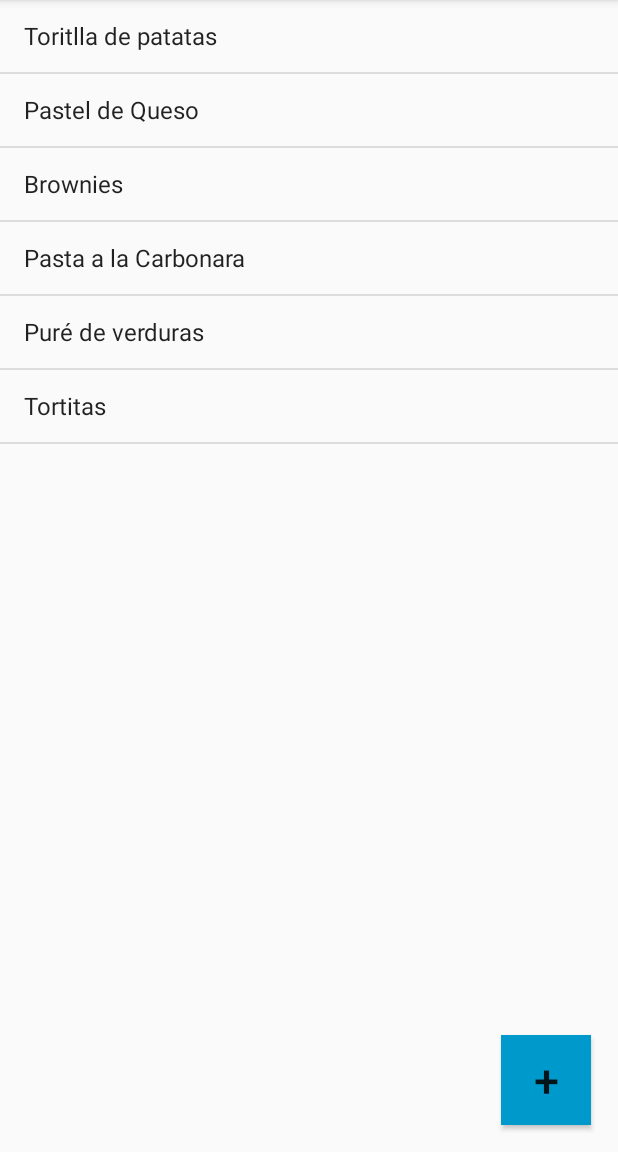
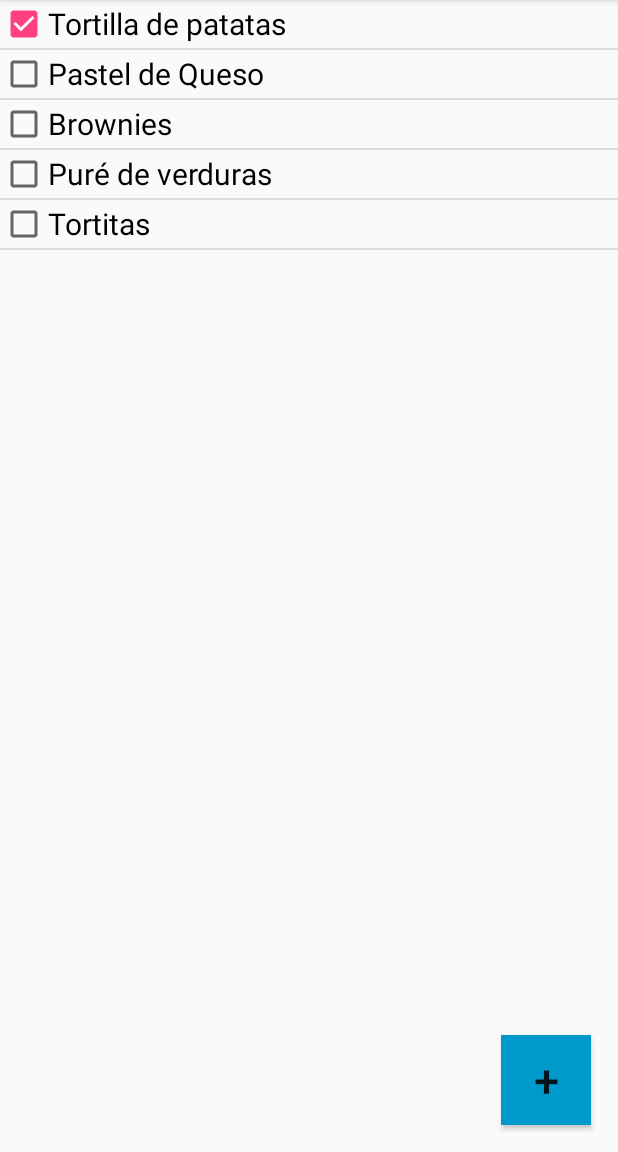
Before and after one commit to jenni-arias/WeWant2Cook, an Android app: the screen it shows after launch (RecipesActivity), on a phone screen of 412 x 824 dp, the part 84-1236 px from its top. Run offline under Robolectric (Android 15) with nearby library versions, the phone set to English and light mode, and no system bars.

Commit message:
Aparece un checkbox, se puede seleccionar y deseleccionar. No se guarda y colores, letra y tamaño de las letras/checkbox ya lo retocaremos mas adelante.

```diff
--- a/app/src/main/AndroidManifest.xml
+++ b/app/src/main/AndroidManifest.xml
@@ -16,6 +16,7 @@
                 <category android:name="android.intent.category.LAUNCHER" />
             </intent-filter>
         </activity>
+        <activity android:name=".Recipes_item"></activity>
 
     </application>
 
--- a/app/src/main/java/arias/jenifer/wewant2cook/RecipesActivity.java
+++ b/app/src/main/java/arias/jenifer/wewant2cook/RecipesActivity.java
@@ -2,8 +2,11 @@ package arias.jenifer.wewant2cook;
 
 import android.support.v7.app.AppCompatActivity;
 import android.os.Bundle;
+import android.view.View;
+import android.widget.AdapterView;
 import android.widget.ArrayAdapter;
 import android.widget.Button;
+import android.widget.CheckBox;
 import android.widget.ListView;
 
 import java.util.ArrayList;
@@ -11,10 +14,11 @@ import java.util.List;
 
 public class RecipesActivity extends AppCompatActivity {
 
-    private ArrayList<String> RecipesList;
+    private ArrayList<Recipes_item> RecipesList;
     private ListView list;
     private Button btn_add;
-    private ArrayAdapter<String> recipes_adapter;
+    //private ArrayAdapter<String> recipes_adapter;
+    private RecipesAdapter recipes_adapter;
 
 
 
@@ -27,14 +31,20 @@ public class RecipesActivity extends AppCompatActivity {
         btn_add = (Button)findViewById(R.id.btn_add);
 
         RecipesList = new ArrayList<>();
-        RecipesList.add("Toritlla de patatas");
-        RecipesList.add("Pastel de Queso");
+        RecipesList.add(new Recipes_item ("Tortilla de patatas",true));
+        RecipesList.add(new Recipes_item ("Pastel de Queso",false));
+        RecipesList.add(new Recipes_item ("Brownies",false));
+        RecipesList.add(new Recipes_item ("Puré de verduras",false));
+        RecipesList.add(new Recipes_item ("Tortitas",false));
+
+
+        /*RecipesList.add("Pastel de Queso");
         RecipesList.add("Brownies");
         RecipesList.add("Pasta a la Carbonara");
         RecipesList.add("Puré de verduras");
-        RecipesList.add("Tortitas");
+        RecipesList.add("Tortitas");*/
 
-        recipes_adapter = new ArrayAdapter<String>(     // Creamos el Adapter
+        recipes_adapter = new RecipesAdapter(     // Creamos el Adapter
                 this,
                 android.R.layout.simple_list_item_1,
                 RecipesList
@@ -42,6 +52,14 @@ public class RecipesActivity extends AppCompatActivity {
 
         list.setAdapter(recipes_adapter);
 
+        list.setOnItemClickListener(new AdapterView.OnItemClickListener() {
+            @Override
+            public void onItemClick(AdapterView<?> adapterView, View view, int pos, long id) {
+               RecipesList.get(pos).toggleleChecked();
+                recipes_adapter.notifyDataSetChanged();
+
+            }
+        });
 
     }
 }
--- /dev/null
+++ b/app/src/main/java/arias/jenifer/wewant2cook/RecipesAdapter.java
@@ -0,0 +1,42 @@
+package arias.jenifer.wewant2cook;
+
+import android.content.Context;
+import android.support.annotation.LayoutRes;
+import android.support.annotation.NonNull;
+import android.support.annotation.Nullable;
+import android.view.LayoutInflater;
+import android.view.View;
+import android.view.ViewGroup;
+import android.widget.ArrayAdapter;
+import android.widget.CheckBox;
+
+import java.util.List;
+
+/**
+ * Created by Marta on 4/12/17.
+ */
+
+public class RecipesAdapter extends ArrayAdapter<Recipes_item> {
+
+    public RecipesAdapter(@NonNull Context context, @LayoutRes int resource, @NonNull List objects) {
+        super(context, resource, objects);
+    }
+
+    @NonNull
+    @Override
+    public View getView (int position, @Nullable View convertView, @NonNull ViewGroup parent){
+
+        View result = convertView;
+        if (result == null) {
+            // Lo creamos de nuevo
+            LayoutInflater inflater = LayoutInflater.from(getContext());
+            result = inflater.inflate(R.layout.activity_recipes_item, null);
+        }
+
+        CheckBox checkbox = (CheckBox) result.findViewById(R.id.Recipes_item);
+        Recipes_item item = getItem(position);
+        checkbox.setText(item.getText());
+        checkbox.setChecked(item.isChecked());
+        return result;
+    }
+}
--- /dev/null
+++ b/app/src/main/java/arias/jenifer/wewant2cook/Recipes_item.java
@@ -0,0 +1,37 @@
+package arias.jenifer.wewant2cook;
+
+import android.support.v7.app.AppCompatActivity;
+import android.os.Bundle;
+
+
+public class Recipes_item {
+
+        private String text;
+        private boolean checked;
+
+
+        public Recipes_item(String text, boolean checked) {
+            this.text = text;
+            this.checked = checked;
+        }
+
+        public String getText() {
+            return text;
+        }
+
+        public void setText(String text) {
+            this.text = text;
+        }
+
+        public boolean isChecked() {
+            return checked;
+        }
+
+        public void setChecked(boolean checked) {
+            this.checked = checked;
+        }
+
+        public void toggleleChecked() {
+            this.checked=!this.checked;
+        }
+    }
--- a/app/src/main/res/layout/activity_recipes.xml
+++ b/app/src/main/res/layout/activity_recipes.xml
@@ -27,8 +27,8 @@
         android:id="@+id/recipes_list"
         android:layout_width="match_parent"
         android:layout_height="match_parent"
+        android:layout_alignParentTop="true"
         android:layout_alignParentLeft="true"
-        android:layout_alignParentStart="true"
-        android:layout_alignParentTop="true" />
+        android:layout_alignParentStart="true" />
 
 </RelativeLayout>
--- /dev/null
+++ b/app/src/main/res/layout/activity_recipes_item.xml
@@ -0,0 +1,16 @@
+<?xml version="1.0" encoding="utf-8"?>
+<LinearLayout xmlns:android="http://schemas.android.com/apk/res/android"
+    xmlns:app="http://schemas.android.com/apk/res-auto"
+    xmlns:tools="http://schemas.android.com/tools"
+    android:layout_width="match_parent"
+    android:layout_height="match_parent"
+    tools:context="arias.jenifer.wewant2cook.Recipes_item">
+
+    <CheckBox
+        android:id="@+id/Recipes_item"
+        android:layout_width="wrap_content"
+        android:layout_height="wrap_content"
+        android:layout_weight="0.02"
+        android:text="CheckBox"
+        android:textSize="20sp" />
+</LinearLayout>
```
